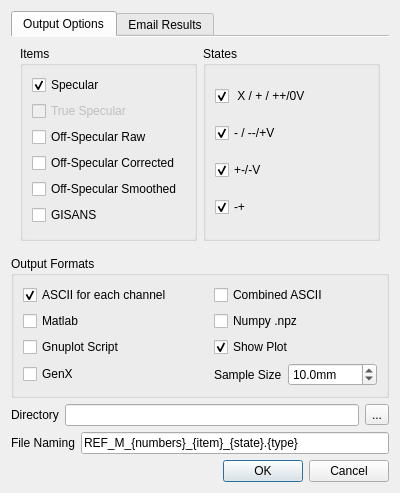
First picture: the form in designer/reduce_dialog.ui, repository aglavic/quicknxs, before the edit.
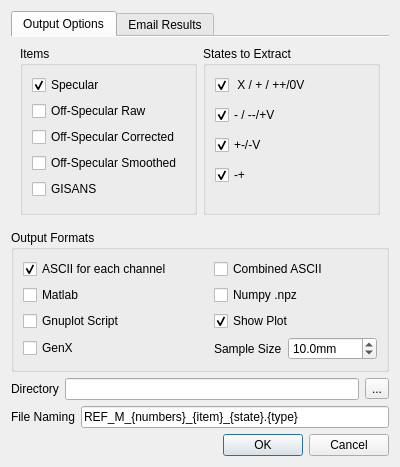
Second picture: the form after the edit. Icons and pictures are not drawn.

Commit message: -Disconnect events when dialogs are closed -Update state names on export dialog -Fix detection of unpolarized measurement when HV-app is running -Peakfinder intensity fix -

```diff
--- a/designer/reduce_dialog.ui
+++ b/designer/reduce_dialog.ui
@@ -7,7 +7,7 @@
     <x>0</x>
     <y>0</y>
     <width>400</width>
-    <height>458</height>
+    <height>438</height>
    </rect>
   </property>
   <property name="windowTitle">
@@ -59,16 +59,6 @@
                </property>
               </widget>
              </item>
-             <item>
-              <widget class="QCheckBox" name="exportTrueSpecular">
-               <property name="enabled">
-                <bool>false</bool>
-               </property>
-               <property name="text">
-                <string>True Specular</string>
-               </property>
-              </widget>
-             </item>
              <item>
               <widget class="QCheckBox" name="exportOffSpecular">
                <property name="text">
@@ -109,9 +99,12 @@
              </sizepolicy>
             </property>
             <property name="title">
-             <string>States</string>
+             <string>States to Extract</string>
             </property>
             <layout class="QVBoxLayout" name="verticalLayout_3">
+             <property name="spacing">
+              <number>10</number>
+             </property>
              <item>
               <widget class="QCheckBox" name="exportUpUp">
                <property name="text">
@@ -152,6 +145,19 @@
                </property>
               </widget>
              </item>
+             <item>
+              <spacer name="verticalSpacer">
+               <property name="orientation">
+                <enum>Qt::Vertical</enum>
+               </property>
+               <property name="sizeHint" stdset="0">
+                <size>
+                 <width>20</width>
+                 <height>40</height>
+                </size>
+               </property>
+              </spacer>
+             </item>
             </layout>
            </widget>
           </item>
@@ -235,6 +241,12 @@
             <property name="sizeType">
              <enum>QSizePolicy::Minimum</enum>
             </property>
+            <property name="sizeHint" stdset="0">
+             <size>
+              <width>0</width>
+              <height>0</height>
+             </size>
+            </property>
            </spacer>
           </item>
           <item row="2" column="0" colspan="2">
```
Left out of the diff: 17 changed lines with no effect on the pictures. The commit also changes 9 other files.
